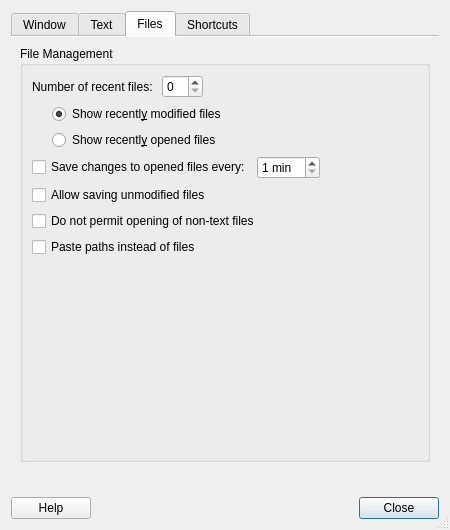
Qt form featherpad/prefDialog.ui (tembun/fpad) before a commit.
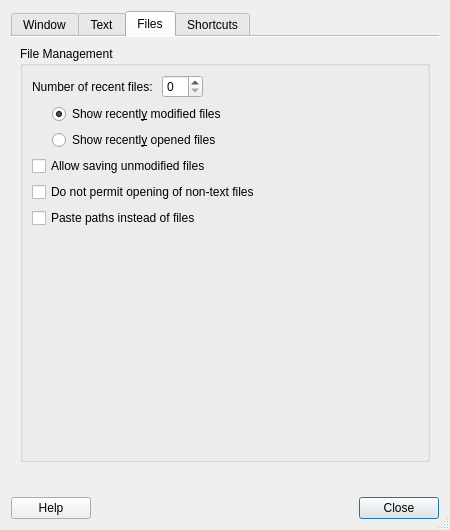
The same form after that commit. The open tabs and pages were chosen to show the change. Icons and pictures are not drawn.

The edit to the form file:
```diff
--- a/featherpad/prefDialog.ui
+++ b/featherpad/prefDialog.ui
@@ -522,52 +522,6 @@
             </item>
            </layout>
           </item>
-          <item>
-           <layout class="QHBoxLayout" name="horizontalLayout_14">
-            <item>
-             <widget class="QCheckBox" name="autoSaveBox">
-              <property name="toolTip">
-               <string>Only for files that exist and can be saved.</string>
-              </property>
-              <property name="text">
-               <string>Save changes to opened files every:</string>
-              </property>
-             </widget>
-            </item>
-            <item>
-             <widget class="QSpinBox" name="autoSaveSpin">
-              <property name="toolTip">
-               <string>Only for files that exist and can be saved.</string>
-              </property>
-              <property name="suffix">
-               <string> min</string>
-              </property>
-              <property name="minimum">
-               <number>1</number>
-              </property>
-              <property name="maximum">
-               <number>60</number>
-              </property>
-             </widget>
-            </item>
-            <item>
-             <spacer name="horizontalSpacer_15">
-              <property name="orientation">
-               <enum>Qt::Horizontal</enum>
-              </property>
-              <property name="sizeType">
-               <enum>QSizePolicy::MinimumExpanding</enum>
-              </property>
-              <property name="sizeHint" stdset="0">
-               <size>
-                <width>5</width>
-                <height>5</height>
-               </size>
-              </property>
-             </spacer>
-            </item>
-           </layout>
-          </item>
           <item>
            <widget class="QCheckBox" name="unmodifiedSaveBox">
             <property name="toolTip">
```
